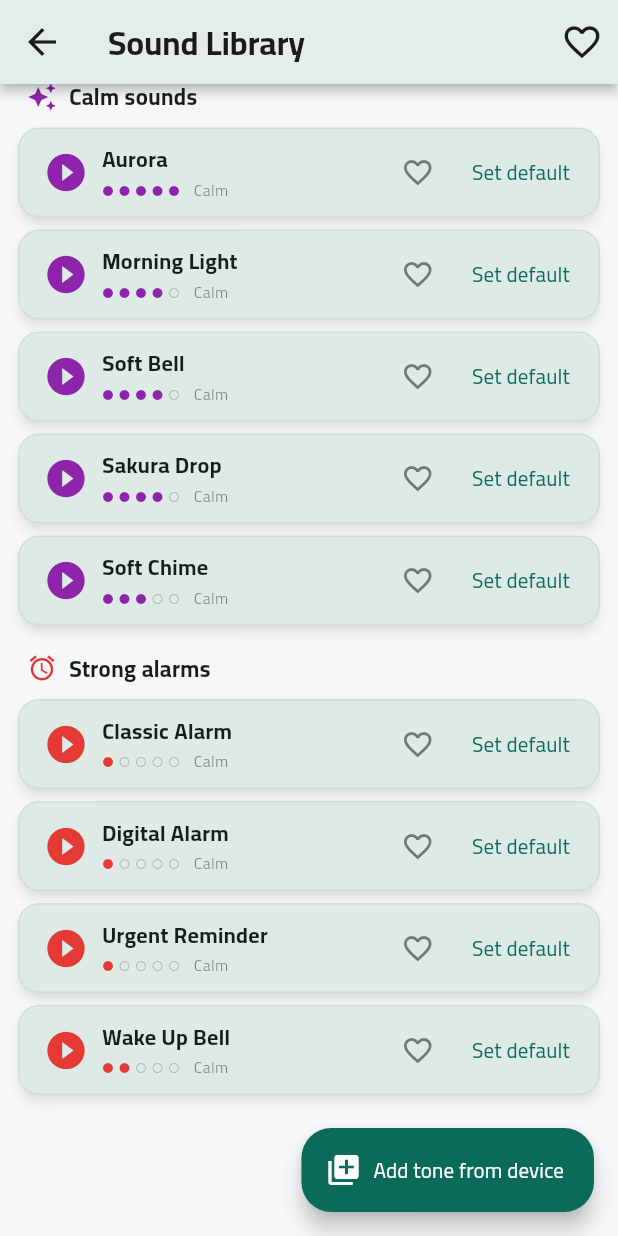
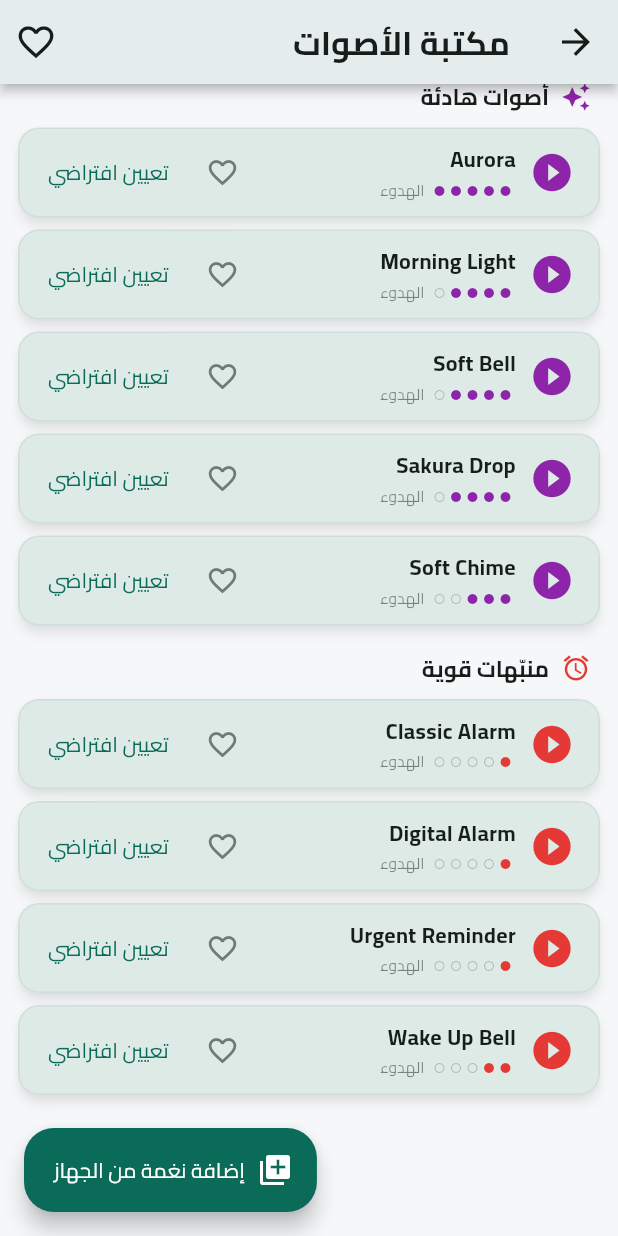
Before and after one commit to alaoufi/alaoufi_notes, a Flutter app: the SoundLibraryScreen screen opened directly, scrolled down 1140 dp, on a phone screen of 412 x 824 dp. Run offline on Flutter 3.47's test engine with Material 3 defaults, Android fonts, the phone set to English and light mode, and no system bars; our stand-ins replace audioplayers, device_info_plus, file_picker, flutter_colorpicker, flutter_local_notifications, flutter_secure_storage and 14 more; missing offline and left inert: android_id, cryptography, encrypt, extension_google_sign_in_as_googleapis_auth, flutter_quill, googleapis and 2 more; accounts and stored records are empty; project files that could hold a hidden picture were left out.

Commit message:
إصلاح: الغامق لا يطبّق (فقدان تحديد المحرّر عند لمس الشريط) + اتجاه RTL افتراضي
١) الغامق/المائل «لا يعمل»: شريط الأدوات لم يكن ضمن منطقة لمس المحرّر، فالضغط
   على زرّ التنسيق يُفقد المحرّرَ التركيزَ ويُبطِل التحديد، فلا يجد formatSelection
   نصًّا يطبّق عليه. الحلّ: لفّ الشريط بـTextFieldTapRegion ⇒ يبقى التحديد قائمًا
   ويُطبَّق التنسيق فورًا (مع الإبقاء على توسيع الكلمة عند الضغط بلا تحديد).

٢) مفتاح القفل يتحرّك يسار→يمين بدل العكس: التطبيق عربيّ بالكامل لكنّ لغة الواجهة
   الافتراضية كانت 'en' ⇒ كامل التخطيط LTR (والمفاتيح تنزلق يسار→يمين). جعلتُ
   الافتراضي 'ar' ⇒ اتجاه RTL صحيح (المفاتيح يمين→يسار، والمحاذاة عربية).
   من اختار الإنجليزية سابقًا يبقى على اختياره.

رفع النسخة إلى 1.1.3+4.

Co-Authored-By: Claude Fable 5 <noreply@anthropic.com>
Claude-Session: https://claude.ai/code/session_01EgFDkQ7WC3S16HHMbyH5e4

```diff
--- a/mudhakkarati/lib/features/settings/settings_provider.dart
+++ b/mudhakkarati/lib/features/settings/settings_provider.dart
@@ -17,7 +17,7 @@ class SettingsProvider extends ChangeNotifier {
   bool _hideSelectionMenu = false;
   InfoPlacement _infoPlacement = InfoPlacement.tab;
   NoteLayout _layout = NoteLayout.grid;
-  Locale _locale = const Locale('en');
+  Locale _locale = const Locale('ar'); // عربي افتراضيًّا (تطبيق عربيّ ⇒ اتجاه RTL)
   String _alarmTone = 'ocean'; // Calm Tide افتراضيًّا
   int _snoozeMinutes = 10; // مدّة الغفوة بالدقائق (0 = بلا غفوة)
   bool _autoRaiseVolume = true; // رفع صوت المنبّه تلقائيًّا عند الصامت/المنخفض
@@ -160,7 +160,7 @@ class SettingsProvider extends ChangeNotifier {
     _infoPlacement = InfoPlacement.values
         .firstWhere((e) => e.name == ip, orElse: () => InfoPlacement.tab);
     _layout = prefs.getString(_kLayout) == 'list' ? NoteLayout.list : NoteLayout.grid;
-    _locale = Locale(prefs.getString(_kLocale) ?? 'en');
+    _locale = Locale(prefs.getString(_kLocale) ?? 'ar'); // افتراضي عربي (RTL)
     _alarmTone = prefs.getString(_kTone) ?? 'ocean';
     _favoriteTones = (prefs.getStringList('favorite_tones') ?? const []).toSet();
     _snoozeMinutes = prefs.getInt('snooze_minutes') ?? 10;
--- a/mudhakkarati/pubspec.yaml
+++ b/mudhakkarati/pubspec.yaml
@@ -1,7 +1,7 @@
 name: mudhakkarati
 description: "مذكراتي - تطبيق مذكرات وملاحظات يعمل بدون إنترنت بالكامل."
 publish_to: 'none'
-version: 1.1.2+3
+version: 1.1.3+4
 
 environment:
   sdk: '>=3.4.0 <4.0.0'
```
Also changed, not shown: mudhakkarati/lib/features/editor/rich_text_field.dart (+6 -1 lines).
